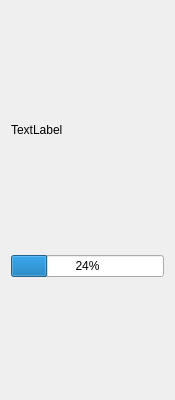
This is src/gui/plotter_side_ui.ui in rrfremen/frem-ecg-detector as Qt 5 draws it before an edit. The edited form follows.
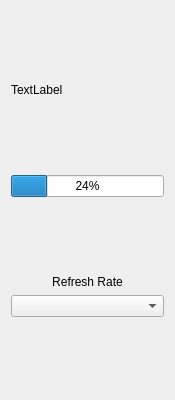
This is the edited form.

Commit message: insist on MLII, added refresh rate

What changed in the file:
```diff
--- a/src/gui/plotter_side_ui.ui
+++ b/src/gui/plotter_side_ui.ui
@@ -62,6 +62,32 @@
        </property>
       </widget>
      </item>
+     <item>
+      <spacer name="verticalSpacer_4">
+       <property name="orientation">
+        <enum>Qt::Orientation::Vertical</enum>
+       </property>
+       <property name="sizeHint" stdset="0">
+        <size>
+         <width>20</width>
+         <height>40</height>
+        </size>
+       </property>
+      </spacer>
+     </item>
+     <item>
+      <widget class="QLabel" name="label_refreshRate">
+       <property name="text">
+        <string>Refresh Rate</string>
+       </property>
+       <property name="alignment">
+        <set>Qt::AlignmentFlag::AlignBottom|Qt::AlignmentFlag::AlignHCenter</set>
+       </property>
+      </widget>
+     </item>
+     <item>
+      <widget class="QComboBox" name="comboBox_refreshRate"/>
+     </item>
      <item>
       <spacer name="verticalSpacer">
        <property name="orientation">
```
The commit also changes 18 other files.
